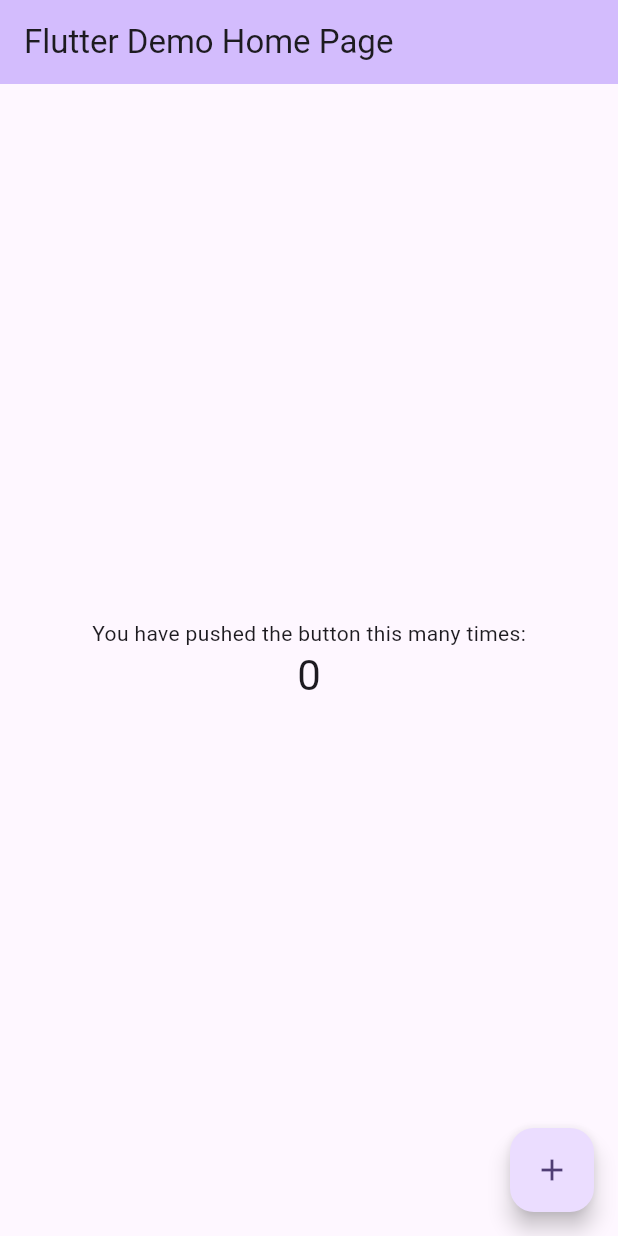
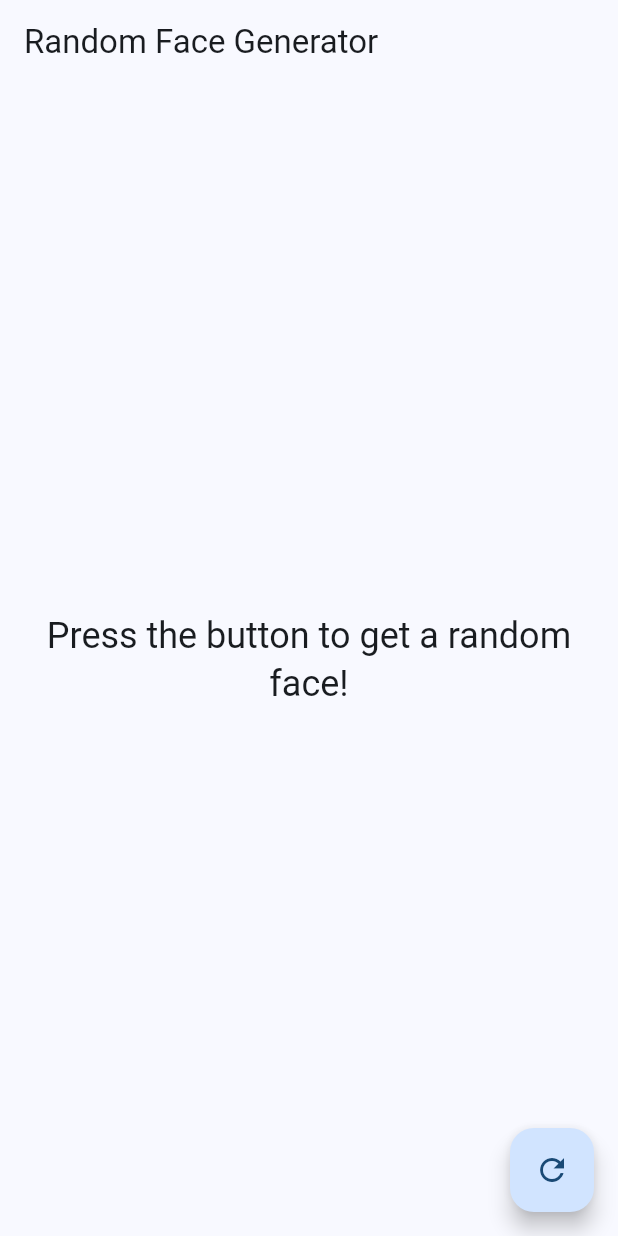
Before and after one commit to yousufCse/lld_flutter, a Flutter app: the screen it shows after launch, on a phone screen of 412 x 824 dp. Run offline on Flutter 3.47's test engine with Material 3 defaults, Android fonts, the phone set to English and light mode, and no system bars; our stand-ins replace dartz, dio, equatable, flutter_bloc, freezed_annotation, get_it and 3 more.

Commit message:
add project structure for flutter

```diff
--- /dev/null
+++ b/lib/core/network/network_info.dart
@@ -0,0 +1,16 @@
+import 'package:internet_connection_checker/internet_connection_checker.dart';
+import 'package:injectable/injectable.dart';
+
+abstract class NetworkInfo {
+  Future<bool> get isConnected;
+}
+
+@LazySingleton(as: NetworkInfo)
+class NetworkInfoImpl implements NetworkInfo {
+  final InternetConnectionChecker connectionChecker;
+
+  NetworkInfoImpl(this.connectionChecker);
+
+  @override
+  Future<bool> get isConnected => connectionChecker.hasConnection;
+}
--- /dev/null
+++ b/lib/core/utils/usecase.dart
@@ -0,0 +1,20 @@
+import 'package:dartz/dartz.dart';
+import 'package:equatable/equatable.dart';
+
+import '../error/failures.dart';
+
+// Parameters passed to usecases
+abstract class Params extends Equatable {
+  const Params();
+}
+
+// This will be used when a usecase doesn't need any parameters
+class NoParams extends Params {
+  @override
+  List<Object?> get props => [];
+}
+
+// Generic usecase class
+abstract class UseCase<Type, Params> {
+  Future<Either<Failure, Type>> call(Params params);
+}
--- /dev/null
+++ b/lib/features/random_face/domain/entities/face.dart
@@ -0,0 +1,18 @@
+import 'package:equatable/equatable.dart';
+
+class Face extends Equatable {
+  final String id;
+  final String imageUrl;
+  final int age;
+  final String gender;
+
+  const Face({
+    required this.id,
+    required this.imageUrl,
+    required this.age,
+    required this.gender,
+  });
+
+  @override
+  List<Object?> get props => [id, imageUrl, age, gender];
+}
--- /dev/null
+++ b/lib/features/random_face/domain/repositories/face_repository.dart
@@ -0,0 +1,12 @@
+import 'package:dartz/dartz.dart';
+
+import '../../../../core/error/failures.dart';
+import '../entities/face.dart';
+
+abstract class FaceRepository {
+  /// Gets a random face from the API
+  ///
+  /// Returns [Face] if successful
+  /// Returns [Failure] if unsuccessful
+  Future<Either<Failure, Face>> getRandomFace();
+}
--- /dev/null
+++ b/lib/features/random_face/domain/usecases/get_random_face.dart
@@ -0,0 +1,19 @@
+import 'package:dartz/dartz.dart';
+import 'package:injectable/injectable.dart';
+
+import '../../../../core/error/failures.dart';
+import '../../../../core/utils/usecase.dart';
+import '../entities/face.dart';
+import '../repositories/face_repository.dart';
+
+@lazySingleton
+class GetRandomFace implements UseCase<Face, NoParams> {
+  final FaceRepository repository;
+
+  GetRandomFace(this.repository);
+
+  @override
+  Future<Either<Failure, Face>> call(NoParams params) {
+    return repository.getRandomFace();
+  }
+}
--- /dev/null
+++ b/lib/features/random_face/presentation/bloc/face_cubit.dart
@@ -0,0 +1,24 @@
+import 'package:flutter_bloc/flutter_bloc.dart';
+import 'package:injectable/injectable.dart';
+
+import '../../../../core/utils/usecase.dart';
+import '../../domain/usecases/get_random_face.dart';
+import 'face_state.dart';
+
+@injectable
+class FaceCubit extends Cubit<FaceState> {
+  final GetRandomFace getRandomFace;
+
+  FaceCubit(this.getRandomFace) : super(const FaceState.initial());
+
+  Future<void> fetchRandomFace() async {
+    emit(const FaceState.loading());
+
+    final result = await getRandomFace(NoParams());
+
+    result.fold(
+      (failure) => emit(FaceState.error(message: failure.toString())),
+      (face) => emit(FaceState.loaded(face: face)),
+    );
+  }
+}
--- /dev/null
+++ b/lib/features/random_face/presentation/bloc/face_state.dart
@@ -0,0 +1,18 @@
+import 'package:freezed_annotation/freezed_annotation.dart';
+
+import '../../domain/entities/face.dart';
+
+part 'face_state.freezed.dart';
+
+@freezed
+sealed class FaceState with _$FaceState {
+  const FaceState._();
+
+  const factory FaceState.initial() = FaceInitial;
+
+  const factory FaceState.loading() = FaceLoading;
+
+  const factory FaceState.loaded({required Face face}) = FaceLoaded;
+
+  const factory FaceState.error({required String message}) = FaceError;
+}
--- /dev/null
+++ b/lib/features/random_face/presentation/pages/random_face_page.dart
@@ -0,0 +1,39 @@
+import 'package:flutter/material.dart';
+import 'package:flutter_bloc/flutter_bloc.dart';
+
+import '../bloc/face_cubit.dart';
+import '../bloc/face_state.dart';
+import '../widgets/face_display_widget.dart';
+import '../widgets/loading_widget.dart';
+import '../widgets/message_display_widget.dart';
+
+class RandomFacePage extends StatelessWidget {
+  const RandomFacePage({super.key});
+
+  @override
+  Widget build(BuildContext context) {
+    return Scaffold(
+      appBar: AppBar(title: const Text('Random Face Generator')),
+      body: BlocBuilder<FaceCubit, FaceState>(
+        builder: (context, state) {
+          return state.when(
+            initial: () => const Center(
+              child: MessageDisplayWidget(
+                message: 'Press the button to get a random face!',
+              ),
+            ),
+            loading: () => const LoadingWidget(),
+            loaded: (face) => FaceDisplayWidget(face: face),
+            error: (message) => MessageDisplayWidget(message: message),
+          );
+        },
+      ),
+      floatingActionButton: FloatingActionButton(
+        onPressed: () {
+          context.read<FaceCubit>().fetchRandomFace();
+        },
+        child: const Icon(Icons.refresh),
+      ),
+    );
+  }
+}
--- /dev/null
+++ b/lib/features/random_face/presentation/widgets/message_display_widget.dart
@@ -0,0 +1,21 @@
+import 'package:flutter/material.dart';
+
+class MessageDisplayWidget extends StatelessWidget {
+  final String message;
+
+  const MessageDisplayWidget({super.key, required this.message});
+
+  @override
+  Widget build(BuildContext context) {
+    return Center(
+      child: Padding(
+        padding: const EdgeInsets.all(16.0),
+        child: Text(
+          message,
+          style: Theme.of(context).textTheme.headlineSmall,
+          textAlign: TextAlign.center,
+        ),
+      ),
+    );
+  }
+}
--- a/lib/main.dart
+++ b/lib/main.dart
@@ -1,122 +1,31 @@
 import 'package:flutter/material.dart';
+import 'package:flutter_bloc/flutter_bloc.dart';
 
-void main() {
+import 'core/di/injection_container.dart' as di;
+import 'features/random_face/presentation/bloc/face_cubit.dart';
+import 'features/random_face/presentation/pages/random_face_page.dart';
+
+void main() async {
+  WidgetsFlutterBinding.ensureInitialized();
+  await di.configureDependencies();
   runApp(const MyApp());
 }
 
 class MyApp extends StatelessWidget {
   const MyApp({super.key});
 
-  // This widget is the root of your application.
   @override
   Widget build(BuildContext context) {
     return MaterialApp(
-      title: 'Flutter Demo',
+      title: 'Random Face Generator',
       theme: ThemeData(
-        // This is the theme of your application.
-        //
-        // TRY THIS: Try running your application with "flutter run". You'll see
-        // the application has a purple toolbar. Then, without quitting the app,
-        // try changing the seedColor in the colorScheme below to Colors.green
-        // and then invoke "hot reload" (save your changes or press the "hot
-        // reload" button in a Flutter-supported IDE, or press "r" if you used
-        // the command line to start the app).
-        //
-        // Notice that the counter didn't reset back to zero; the application
-        // state is not lost during the reload. To reset the state, use hot
-        // restart instead.
-        //
-        // This works for code too, not just values: Most code changes can be
-        // tested with just a hot reload.
-        colorScheme: ColorScheme.fromSeed(seedColor: Colors.deepPurple),
+        colorScheme: ColorScheme.fromSeed(seedColor: Colors.blue),
+        useMaterial3: true,
       ),
-      home: const MyHomePage(title: 'Flutter Demo Home Page'),
+      home: BlocProvider(
+        create: (_) => di.sl<FaceCubit>(),
+        child: const RandomFacePage(),
+      ),
     );
   }
 }
-
-class MyHomePage extends StatefulWidget {
-  const MyHomePage({super.key, required this.title});
-
-  // This widget is the home page of your application. It is stateful, meaning
-  // that it has a State object (defined below) that contains fields that affect
-  // how it looks.
-
-  // This class is the configuration for the state. It holds the values (in this
-  // case the title) provided by the parent (in this case the App widget) and
-  // used by the build method of the State. Fields in a Widget subclass are
-  // always marked "final".
-
-  final String title;
-
-  @override
-  State<MyHomePage> createState() => _MyHomePageState();
-}
-
-class _MyHomePageState extends State<MyHomePage> {
-  int _counter = 0;
-
-  void _incrementCounter() {
-    setState(() {
-      // This call to setState tells the Flutter framework that something has
-      // changed in this State, which causes it to rerun the build method below
-      // so that the display can reflect the updated values. If we changed
-      // _counter without calling setState(), then the build method would not be
-      // called again, and so nothing would appear to happen.
-      _counter++;
-    });
-  }
-
-  @override
-  Widget build(BuildContext context) {
-    // This method is rerun every time setState is called, for instance as done
-    // by the _incrementCounter method above.
-    //
-    // The Flutter framework has been optimized to make rerunning build methods
-    // fast, so that you can just rebuild anything that needs updating rather
-    // than having to individually change instances of widgets.
-    return Scaffold(
-      appBar: AppBar(
-        // TRY THIS: Try changing the color here to a specific color (to
-        // Colors.amber, perhaps?) and trigger a hot reload to see the AppBar
-        // change color while the other colors stay the same.
-        backgroundColor: Theme.of(context).colorScheme.inversePrimary,
-        // Here we take the value from the MyHomePage object that was created by
-        // the App.build method, and use it to set our appbar title.
-        title: Text(widget.title),
-      ),
-      body: Center(
-        // Center is a layout widget. It takes a single child and positions it
-        // in the middle of the parent.
-        child: Column(
-          // Column is also a layout widget. It takes a list of children and
-          // arranges them vertically. By default, it sizes itself to fit its
-          // children horizontally, and tries to be as tall as its parent.
-          //
-          // Column has various properties to control how it sizes itself and
-          // how it positions its children. Here we use mainAxisAlignment to
-          // center the children vertically; the main axis here is the vertical
-          // axis because Columns are vertical (the cross axis would be
-          // horizontal).
-          //
-          // TRY THIS: Invoke "debug painting" (choose the "Toggle Debug Paint"
-          // action in the IDE, or press "p" in the console), to see the
-          // wireframe for each widget.
-          mainAxisAlignment: MainAxisAlignment.center,
-          children: <Widget>[
-            const Text('You have pushed the button this many times:'),
-            Text(
-              '$_counter',
-              style: Theme.of(context).textTheme.headlineMedium,
-            ),
-          ],
-        ),
-      ),
-      floatingActionButton: FloatingActionButton(
-        onPressed: _incrementCounter,
-        tooltip: 'Increment',
-        child: const Icon(Icons.add),
-      ), // This trailing comma makes auto-formatting nicer for build methods.
-    );
-  }
-}
```
Also changed, not shown: lib/core/di/injection_container.dart (added, +32 -0 lines), lib/core/error/exceptions.dart (added, +17 -0 lines), lib/core/error/failures.dart (added, +45 -0 lines), lib/core/network/api_client.dart (added, +52 -0 lines), lib/features/random_face/data/datasources/face_remote_data_source.dart (added, +48 -0 lines), lib/features/random_face/data/models/face_model.dart (added, +25 -0 lines), lib/features/random_face/data/repositories/face_repository_impl.dart (added, +35 -0 lines), lib/features/random_face/presentation/widgets/face_display_widget.dart (added, +52 -0 lines), lib/features/random_face/presentation/widgets/loading_widget.dart (added, +19 -0 lines), pubspec.yaml (+28 -0 lines), lib/core/di/injection_container.config.dart (added), lib/features/random_face/presentation/bloc/face_state.freezed.dart (added), pubspec.lock, 10 other files.
